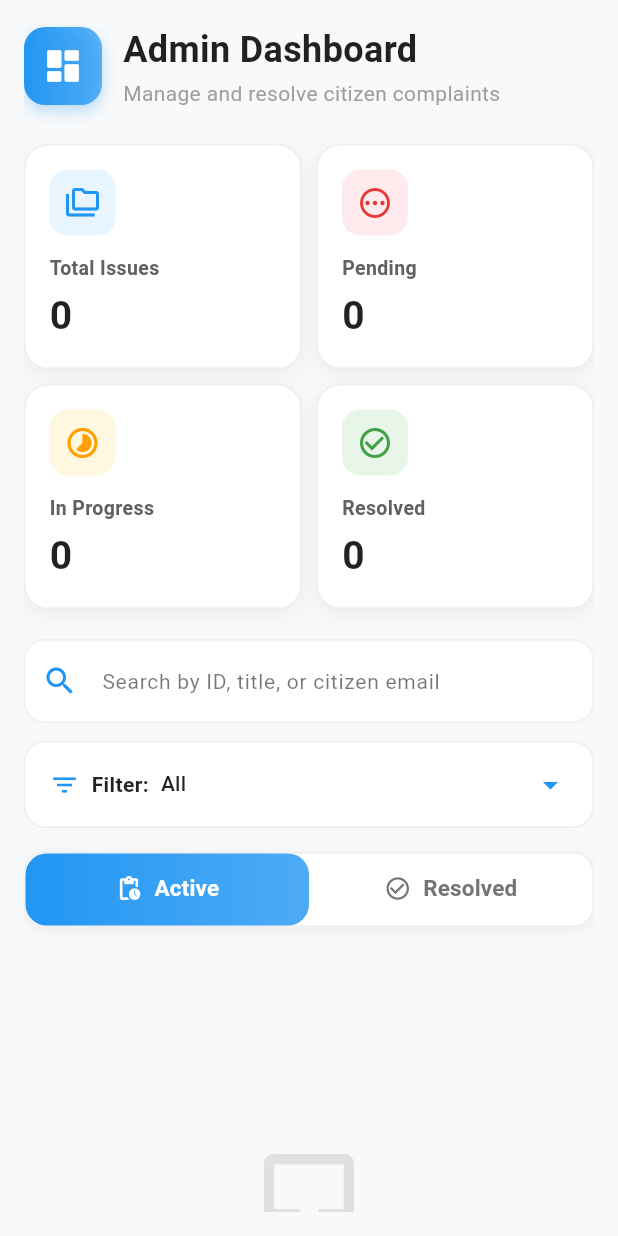
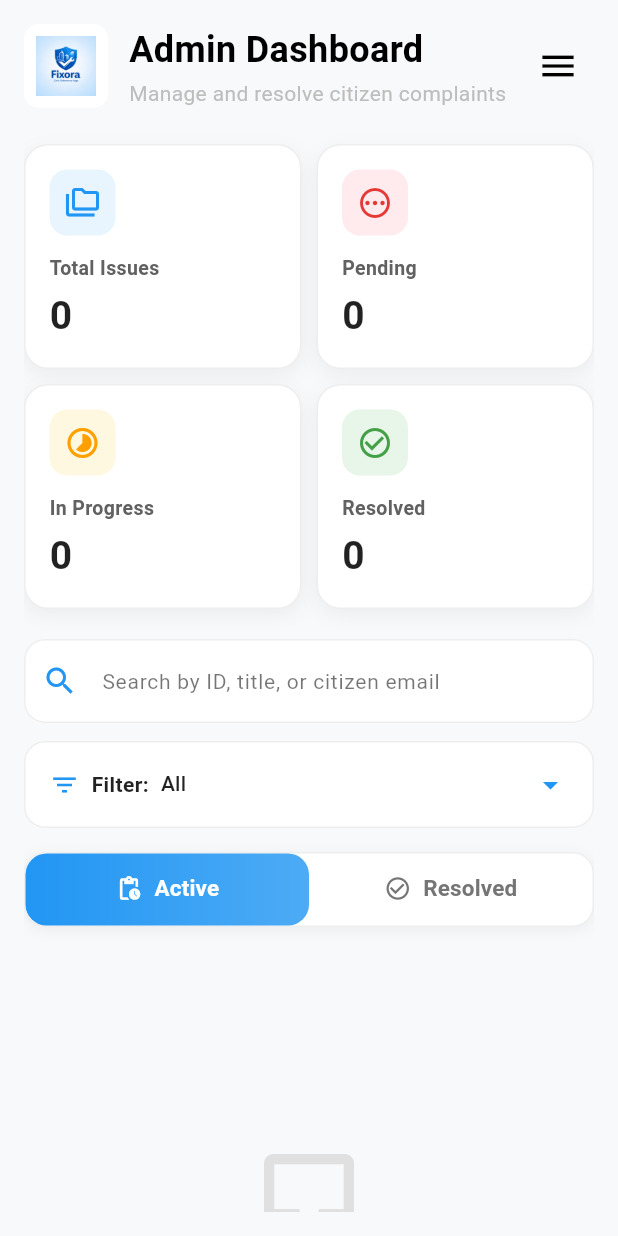
Before and after one commit to kalviumcommunity/S61-1225-ChronoByte-FlutterAndFireBase-Fixora, a Flutter app: the AdminDashboardPage screen opened directly, on a phone screen of 412 x 824 dp. Run offline on Flutter 3.47's test engine with Material 3 defaults, Android fonts, the phone set to English and light mode, and no system bars; our stand-ins replace cloud_firestore, firebase_auth, firebase_core, firebase_messaging, firebase_storage, flutter_local_notifications and 1 more; accounts and stored records are empty.

Commit message:
added the menu button to the admin dashboard

```diff
--- a/fixora/lib/pages/admin_dashboard/admin_dashboard.dart
+++ b/fixora/lib/pages/admin_dashboard/admin_dashboard.dart
@@ -1,10 +1,13 @@
 import 'package:flutter/material.dart';
 import 'package:cloud_firestore/cloud_firestore.dart';
 import 'package:firebase_auth/firebase_auth.dart';
+import 'package:provider/provider.dart';
 import 'package:fixora/pages/admin_dashboard/components/summary_grid.dart';
 import 'package:fixora/pages/admin_dashboard/components/issues_list.dart';
 import '../../widgets/skeleton_loaders.dart';
 import '../../utils/error_handler.dart';
+import '../../theme/theme_provider.dart';
+import '../../auth/auth_service.dart';
 
 class AdminDashboardPage extends StatefulWidget {
   const AdminDashboardPage({Key? key}) : super(key: key);
@@ -48,6 +51,38 @@ class _AdminDashboardPageState extends State<AdminDashboardPage> {
   void dispose() {
     _searchController.dispose();
     super.dispose();
+  }
+
+  Future<void> _onMenuSelected(String value) async {
+    if (value == 'theme') {
+      context.read<ThemeProvider>().toggleTheme();
+    } else if (value == 'profile') {
+      Navigator.pushNamed(context, '/profile');
+    } else if (value == 'logout') {
+      final confirmed = await showDialog<bool>(
+        context: context,
+        builder: (context) => AlertDialog(
+          title: const Text('Logout'),
+          content: const Text('Are you sure you want to logout?'),
+          actions: [
+            TextButton(
+              onPressed: () => Navigator.pop(context, false),
+              child: const Text('Cancel'),
+            ),
+            TextButton(
+              onPressed: () => Navigator.pop(context, true),
+              child: const Text('Logout'),
+            ),
+          ],
+        ),
+      );
+
+      if (confirmed == true) {
+        await AuthService.instance.signOut();
+        if (!mounted) return;
+        Navigator.pushNamedAndRemoveUntil(context, '/', (r) => false);
+      }
+    }
   }
 
   Future<void> _updateStatus(
@@ -304,50 +339,78 @@ class _AdminDashboardPageState extends State<AdminDashboardPage> {
   }
 
   Widget _buildHeader() {
-    return Column(
-      crossAxisAlignment: CrossAxisAlignment.start,
-      children: [
-        Row(
+    return Row(
       children: [
         Container(
-              padding: const EdgeInsets.all(12),
+          padding: const EdgeInsets.all(8),
           decoration: BoxDecoration(
-                gradient: LinearGradient(
-                  colors: [_primaryColor, _primaryColor.withOpacity(0.7)],
+            color: Colors.white,
+            borderRadius: BorderRadius.circular(10),
           ),
-                borderRadius: BorderRadius.circular(14),
-                boxShadow: [
-                  BoxShadow(
-                    color: _primaryColor.withOpacity(0.3),
-                    blurRadius: 8,
-                    offset: const Offset(0, 4),
-                  ),
-                ],
-              ),
-              child: const Icon(
-                Icons.dashboard_rounded,
-                color: Colors.white,
-                size: 28,
+          child: Image.asset(
+            'assets/images/logo.png',
+            width: 40,
+            height: 40,
+            fit: BoxFit.contain,
           ),
         ),
         const SizedBox(width: 14),
-            const Expanded(
+        Expanded(
           child: Column(
             crossAxisAlignment: CrossAxisAlignment.start,
             children: [
               Text(
                 "Admin Dashboard",
-                    style: TextStyle(
+                style: const TextStyle(
                   fontSize: 24,
                   fontWeight: FontWeight.bold,
-                      color: Colors.black87,
+                  color: Colors.black,
                 ),
               ),
-                  SizedBox(height: 2),
+              const SizedBox(height: 2),
               Text(
                 "Manage and resolve citizen complaints",
-                    style: TextStyle(fontSize: 14, color: Colors.grey),
+                style: TextStyle(
+                  fontSize: 14,
+                  color: Theme.of(context).brightness == Brightness.light
+                      ? const Color(0xFF4F5B6C)
+                      : Colors.grey[400],
                 ),
+              ),
+            ],
+          ),
+        ),
+        PopupMenuButton<String>(
+          onSelected: _onMenuSelected,
+          icon: const Icon(Icons.menu, color: Colors.black, size: 28),
+          itemBuilder: (context) => [
+            PopupMenuItem(
+              value: 'theme',
+              child: Row(
+                children: [
+                  Icon(Icons.brightness_6, color: Colors.black),
+                  const SizedBox(width: 10),
+                  const Text('Toggle Theme'),
+                ],
+              ),
+            ),
+            PopupMenuItem(
+              value: 'profile',
+              child: Row(
+                children: [
+                  Icon(Icons.person, color: Colors.black),
+                  const SizedBox(width: 10),
+                  const Text('Profile'),
+                ],
+              ),
+            ),
+            PopupMenuItem(
+              value: 'logout',
+              child: Row(
+                children: [
+                  Icon(Icons.logout, color: Colors.black),
+                  const SizedBox(width: 10),
+                  const Text('Logout'),
                 ],
               ),
             ),
```
Lines whose indentation alone changed are shown as unchanged.
